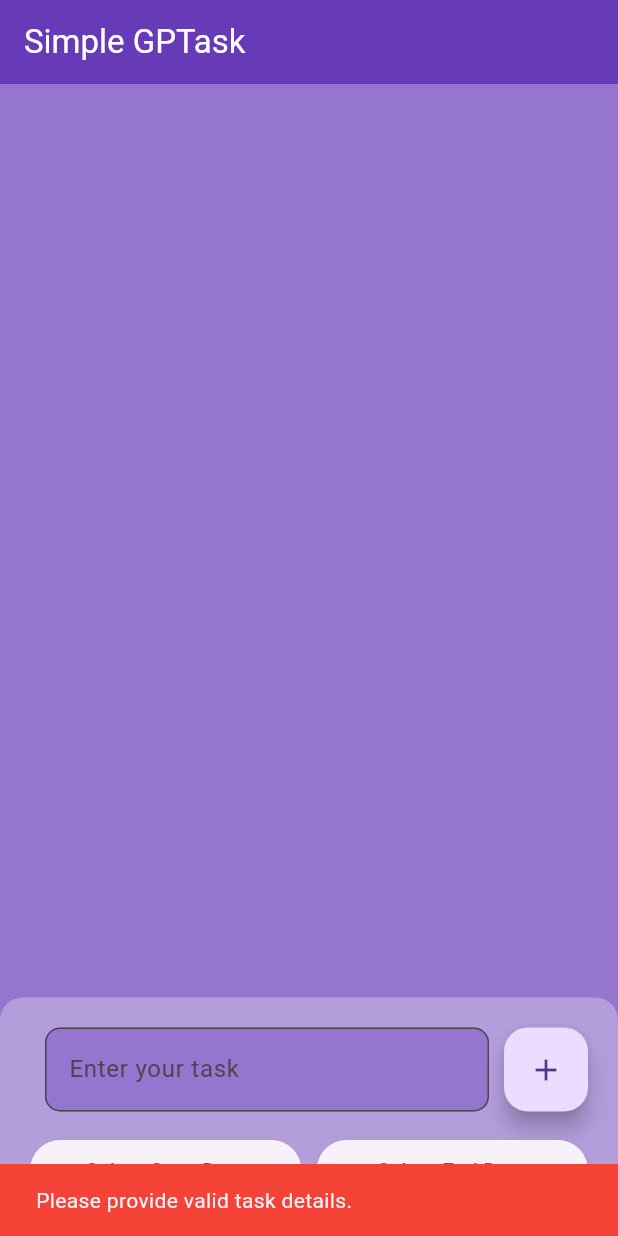
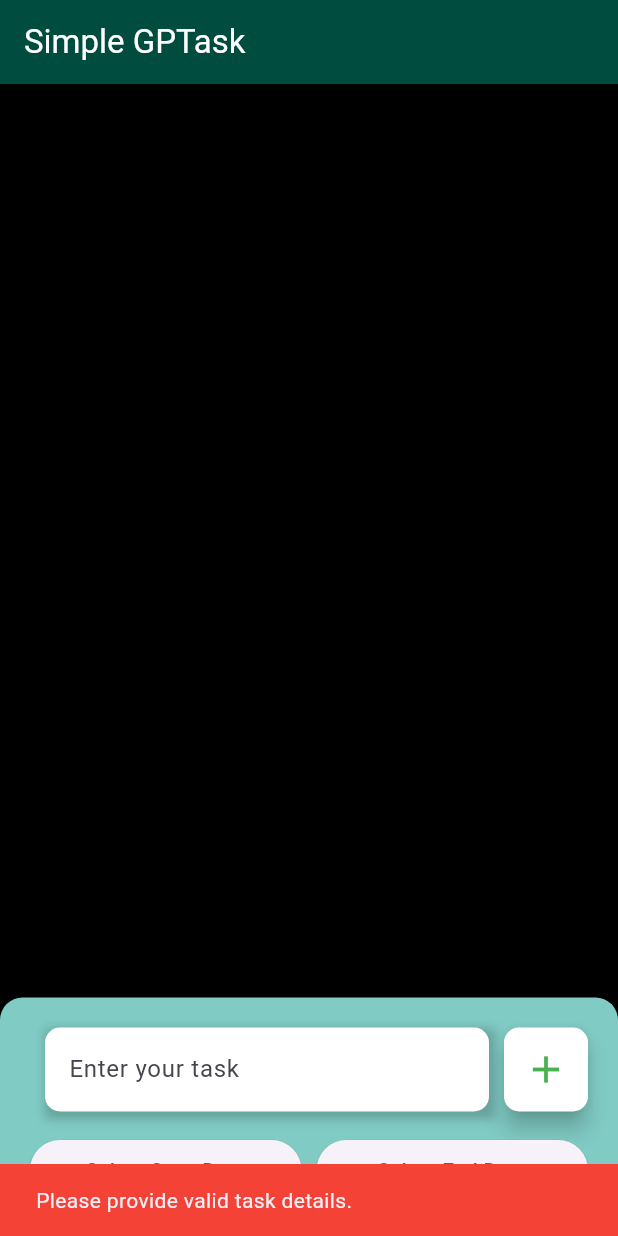
Before and after one commit to FernandezDavilaSergio/project, a Flutter app: the screen it shows after launch, after a tap on the "add" icon, on a phone screen of 412 x 824 dp. Run offline on Flutter 3.47's test engine with Material 3 defaults, Android fonts, the phone set to English and light mode, and no system bars; our stand-ins replace flutter_local_notifications, flutter_slidable, shared_preferences, timezone.

Commit message:
modificacion de colores y retroalimentacion visual

```diff
--- a/lib/main.dart
+++ b/lib/main.dart
@@ -1,18 +1,59 @@
 import 'package:flutter/material.dart';
-import 'pages/home_page.dart'; // Asegúrate de que este import sea correcto
+import 'package:flutter_local_notifications/flutter_local_notifications.dart';
+import 'package:timezone/data/latest.dart' as tz;
+import 'package:timezone/timezone.dart' as tz;
+import 'pages/home_page.dart'; // Importa tu archivo home_page.dart
 
-void main() {
-  runApp(const MyApp());
+// Declara la variable global
+FlutterLocalNotificationsPlugin flutterLocalNotificationsPlugin = FlutterLocalNotificationsPlugin();
+
+void main() async {
+  WidgetsFlutterBinding.ensureInitialized();
+  runApp(MyApp());
 }
 
 class MyApp extends StatelessWidget {
-  const MyApp({super.key});
-
   @override
   Widget build(BuildContext context) {
-    return const MaterialApp(
+    return MaterialApp(
+      title: 'Simple Todo App',
+      theme: ThemeData(
+        primarySwatch: Colors.blue,
+      ),
       debugShowCheckedModeBanner: false,
-      home: HomePage(), // Llama a HomePage desde home_page.dart
+      home: HomePage(),
     );
   }
 }
+
+// Función para mostrar notificación
+Future<void> showNotification(
+    int id,
+    String title,
+    String body,
+    DateTime scheduledDate) async {
+  const AndroidNotificationDetails androidPlatformChannelSpecifics =
+  AndroidNotificationDetails(
+    'your_channel_id',
+    'your_channel_name',
+    channelDescription: 'your_channel_description',
+    importance: Importance.max,
+    priority: Priority.high,
+    showWhen: true,
+  );
+  const NotificationDetails platformChannelSpecifics = NotificationDetails(
+    android: androidPlatformChannelSpecifics,
+  );
+
+  await flutterLocalNotificationsPlugin.zonedSchedule(
+    id,
+    title,
+    body,
+    tz.TZDateTime.from(scheduledDate, tz.local),
+    platformChannelSpecifics,
+    androidAllowWhileIdle: true,
+    uiLocalNotificationDateInterpretation:
+    UILocalNotificationDateInterpretation.absoluteTime,
+    matchDateTimeComponents: DateTimeComponents.time, // Para notificación en la fecha y hora exacta
+  );
+}
--- a/lib/pages/home_page.dart
+++ b/lib/pages/home_page.dart
@@ -250,10 +250,10 @@ class _HomePageState extends State<HomePage> {
   @override
   Widget build(BuildContext context) {
     return Scaffold(
-      backgroundColor: Colors.deepPurple.shade300,
+      backgroundColor: Colors.black,
       appBar: AppBar(
         title: const Text('Simple GPTask'),
-        backgroundColor: Colors.deepPurple,
+        backgroundColor: Colors.teal.shade900,
         foregroundColor: Colors.white,
       ),
       body: Column(
@@ -287,19 +287,20 @@ class _HomePageState extends State<HomePage> {
                               onPressed: (context) => deleteTask(index),
                               icon: Icons.delete,
                               label: 'Delete',
-                              backgroundColor: Colors.red,
+                              backgroundColor: Colors.redAccent,
                               foregroundColor: Colors.white,
                               borderRadius: BorderRadius.circular(10),
                             ),
                           ],
                         ),
                         child: Container(
-                          padding: const EdgeInsets.all(15), // Menos padding para los cuadros
+                          padding: const EdgeInsets.all(10), // Menos padding para los cuadros
                           margin: const EdgeInsets.symmetric(vertical: 5), // Margen entre tareas
                           decoration: BoxDecoration(
-                            color: Colors.deepPurple,
-                            borderRadius: BorderRadius.circular(15),
+                            color: Colors.teal,
+                            borderRadius: BorderRadius.circular(10),
                           ),
+                          height: 120,
                           child: Column(
                             crossAxisAlignment: CrossAxisAlignment.start,
                             children: [
@@ -319,7 +320,7 @@ class _HomePageState extends State<HomePage> {
                                       toDoList[index]['task'],
                                       style: TextStyle(
                                         color: Colors.white,
-                                        fontSize: 18,
+                                        fontSize: 22,
                                         decoration: toDoList[index]['completed']
                                             ? TextDecoration.lineThrough
                                             : TextDecoration.none,
@@ -333,13 +334,19 @@ class _HomePageState extends State<HomePage> {
                               if (toDoList[index]['startDate'] != null) ...[
                                 Text(
                                   'Start Date: ${DateFormat('dd/MM/yyyy').format(DateTime.parse(toDoList[index]['startDate']))}',
-                                  style: const TextStyle(color: Colors.white),
+                                  style: const TextStyle(
+                                      color: Colors.white,
+                                      fontSize: 15,
+                                  ),
                                 ),
                               ],
                               if (toDoList[index]['endDate'] != null) ...[
                                 Text(
                                   'End Date: ${DateFormat('dd/MM/yyyy').format(DateTime.parse(toDoList[index]['endDate']))}',
-                                  style: const TextStyle(color: Colors.white),
+                                  style: const TextStyle(
+                                      color: Colors.white,
+                                      fontSize: 15,
+                                  ),
                                 ),
                               ],
                             ],
@@ -357,7 +364,7 @@ class _HomePageState extends State<HomePage> {
           Container(
             padding: const EdgeInsets.all(20),
             decoration: BoxDecoration(
-              color: Colors.deepPurple.shade200,  // Color más claro para el recuadro
+              color: Colors.teal.shade200,  // Color más claro para el recuadro
               borderRadius: BorderRadius.circular(15), // Borde redondeado del contenedor
             ),
             child: Column(
@@ -368,15 +375,28 @@ class _HomePageState extends State<HomePage> {
                     Expanded(
                       child: Padding(
                         padding: const EdgeInsets.symmetric(horizontal: 10),
+                        child: Container(
+                          decoration: BoxDecoration(
+                            boxShadow: [
+                              BoxShadow(
+                                color: Colors.black.withOpacity(0.2), // Color de la sombra
+                                spreadRadius: 2, // Extensión de la sombra
+                                blurRadius: 5,   // Difuminado de la sombra
+                                offset: Offset(2, 3), // Desplazamiento de la sombra
+                              ),
+                            ],
+                          ),
                           child: TextField(
                             controller: _controller,
                             decoration: InputDecoration(
                               hintText: 'Enter your task', // Texto dentro del cuadro
                               border: OutlineInputBorder(
                                 borderRadius: BorderRadius.circular(10), // Borde redondeado
+                                borderSide: BorderSide.none, // Sin borde
                               ),
                               filled: true,
-                            fillColor: Colors.deepPurple.shade300, // Fondo del cuadro de texto
+                              fillColor: Colors.white, // Fondo del cuadro de texto
+                            ),
                           ),
                         ),
                       ),
@@ -384,7 +404,15 @@ class _HomePageState extends State<HomePage> {
                     // Botón de añadir tarea con contorno redondeado
                     FloatingActionButton(
                       onPressed: saveNewTask,
-                      child: const Icon(Icons.add) // Color del botón
+                      backgroundColor: Colors.white, // Color de fondo del botón
+                      shape: RoundedRectangleBorder(
+                        borderRadius: BorderRadius.circular(10), // Modifica este valor para ajustar el radio
+                      ),
+                      child: const Icon(
+                        Icons.add,
+                        color: Colors.green,
+                        size: 30,
+                      ), // Icono del botón
                     ),
                   ],
                 ),
```
Also changed, not shown: 1 other file. Lines whose indentation alone changed are shown as unchanged.
